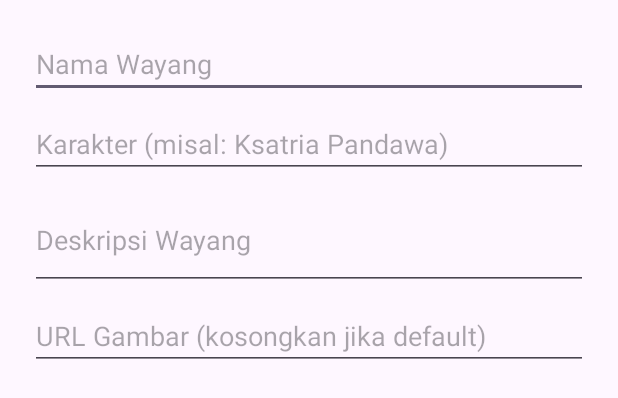
After one commit to Flowswolf/recyclerview, an Android app: the layout dialog_tambah_wayang.xml on its own in the app's theme, with its tools: preview values and no code run, on a phone screen of 412 x 824 dp. The commit adds this screen. Shown: the top 398 px of the screen. Run offline under Robolectric (Android 15) with nearby library versions, the phone set to English and light mode, and no system bars.

Commit message:
feat: dialog box for tambah data get data from user and add function on mainactivity for add the data

```diff
--- /dev/null
+++ b/app/src/main/res/layout/dialog_tambah_wayang.xml
@@ -0,0 +1,40 @@
+<?xml version="1.0" encoding="utf-8"?>
+<LinearLayout xmlns:android="http://schemas.android.com/apk/res/android"
+    android:layout_width="match_parent"
+    android:layout_height="wrap_content"
+    android:orientation="vertical"
+    android:padding="20dp">
+
+    <EditText
+        android:id="@+id/etNamaWayang"
+        android:layout_width="match_parent"
+        android:layout_height="wrap_content"
+        android:hint="Nama Wayang"
+        android:inputType="textPersonName" />
+
+    <EditText
+        android:id="@+id/etKarakterWayang"
+        android:layout_width="match_parent"
+        android:layout_height="wrap_content"
+        android:layout_marginTop="8dp"
+        android:hint="Karakter (misal: Ksatria Pandawa)"
+        android:inputType="text" />
+
+    <EditText
+        android:id="@+id/etDeskripsiWayang"
+        android:layout_width="match_parent"
+        android:layout_height="wrap_content"
+        android:layout_marginTop="8dp"
+        android:hint="Deskripsi Wayang"
+        android:inputType="textMultiLine"
+        android:minLines="2" />
+
+    <EditText
+        android:id="@+id/etFotoWayang"
+        android:layout_width="match_parent"
+        android:layout_height="wrap_content"
+        android:layout_marginTop="8dp"
+        android:hint="URL Gambar (kosongkan jika default)"
+        android:inputType="textUri" />
+
+</LinearLayout>
```
Also changed, not shown: app/src/main/java/com/example/recyclerview/MainActivity.kt (+42 -0 lines).
